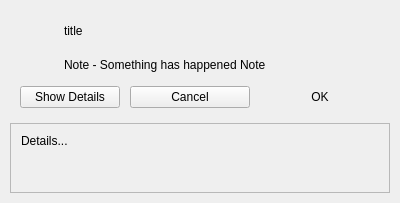
This is BlockSettleUILib/BSMessageBox.ui in BlockSettle/terminal as Qt 5 draws it before an edit. The edited form follows.
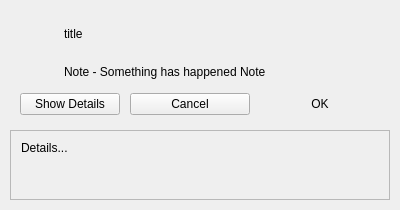
This is the edited form. Icons and pictures are not drawn.

Diff of the .ui file:
```diff
--- a/BlockSettleUILib/BSMessageBox.ui
+++ b/BlockSettleUILib/BSMessageBox.ui
@@ -7,7 +7,7 @@
     <x>0</x>
     <y>0</y>
     <width>400</width>
-    <height>201</height>
+    <height>208</height>
    </rect>
   </property>
   <property name="sizePolicy">
@@ -67,23 +67,71 @@
       </property>
       <item row="1" column="0">
        <widget class="QLabel" name="label">
+        <property name="minimumSize">
+         <size>
+          <width>43</width>
+          <height>0</height>
+         </size>
+        </property>
+        <property name="maximumSize">
+         <size>
+          <width>43</width>
+          <height>16777215</height>
+         </size>
+        </property>
         <property name="text">
          <string/>
         </property>
        </widget>
       </item>
-      <item row="0" column="0">
+      <item row="0" column="0" colspan="2">
+       <widget class="QWidget" name="widget" native="true">
+        <property name="sizePolicy">
+         <sizepolicy hsizetype="Preferred" vsizetype="Minimum">
+          <horstretch>0</horstretch>
+          <verstretch>0</verstretch>
+         </sizepolicy>
+        </property>
+        <property name="minimumSize">
+         <size>
+          <width>0</width>
+          <height>50</height>
+         </size>
+        </property>
+        <layout class="QHBoxLayout" name="horizontalLayout_2">
+         <property name="spacing">
+          <number>12</number>
+         </property>
+         <property name="leftMargin">
+          <number>0</number>
+         </property>
+         <property name="topMargin">
+          <number>0</number>
+         </property>
+         <property name="rightMargin">
+          <number>0</number>
+         </property>
+         <property name="bottomMargin">
+          <number>0</number>
+         </property>
+         <item>
        <widget class="QLabel" name="labelIcon">
+           <property name="sizePolicy">
+            <sizepolicy hsizetype="Preferred" vsizetype="Minimum">
+             <horstretch>0</horstretch>
+             <verstretch>0</verstretch>
+            </sizepolicy>
+           </property>
         <property name="minimumSize">
          <size>
           <width>43</width>
-          <height>43</height>
+             <height>0</height>
          </size>
         </property>
         <property name="maximumSize">
          <size>
           <width>43</width>
-          <height>43</height>
+             <height>16777215</height>
          </size>
         </property>
         <property name="text">
@@ -100,6 +148,25 @@
         </property>
        </widget>
       </item>
+         <item>
+          <widget class="QLabel" name="labelTitle">
+           <property name="sizePolicy">
+            <sizepolicy hsizetype="Preferred" vsizetype="Minimum">
+             <horstretch>0</horstretch>
+             <verstretch>0</verstretch>
+            </sizepolicy>
+           </property>
+           <property name="text">
+            <string>title</string>
+           </property>
+           <property name="wordWrap">
+            <bool>true</bool>
+           </property>
+          </widget>
+         </item>
+        </layout>
+       </widget>
+      </item>
       <item row="1" column="1">
        <widget class="QLabel" name="labelText">
         <property name="sizePolicy">
@@ -131,16 +198,6 @@
         </property>
        </widget>
       </item>
-      <item row="0" column="1">
-       <widget class="QLabel" name="labelTitle">
-        <property name="text">
-         <string>title</string>
-        </property>
-        <property name="wordWrap">
-         <bool>true</bool>
-        </property>
-       </widget>
-      </item>
      </layout>
     </widget>
    </item>
```
Lines whose indentation alone changed are shown as unchanged.
